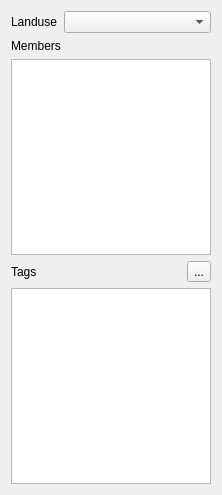
openstreetmap/merkaartor, file RelationProperties.ui: the form before one commit.
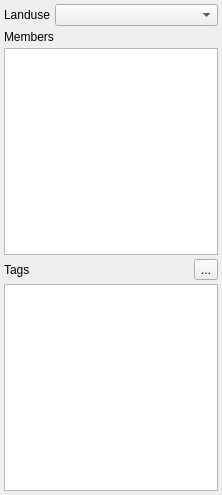
The form after the commit. Icons and pictures are not drawn.

Patch:
```diff
--- a/RelationProperties.ui
+++ b/RelationProperties.ui
@@ -13,6 +13,12 @@
    <string>Form</string>
   </property>
   <layout class="QVBoxLayout" >
+   <property name="spacing" >
+    <number>4</number>
+   </property>
+   <property name="margin" >
+    <number>4</number>
+   </property>
    <item>
     <layout class="QGridLayout" >
      <item row="0" column="0" >
```
Left out of the diff: 16 changed lines with no effect on the pictures.
